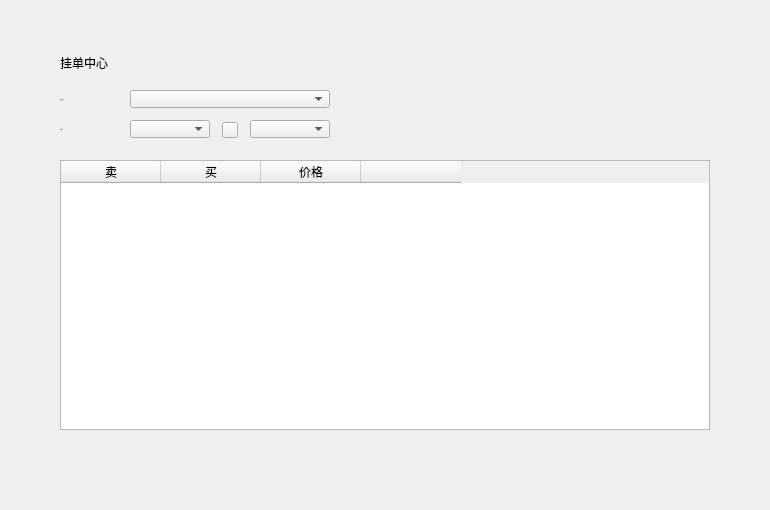
First picture: the form in LNKWallet/exchange/OnchainOrderPage.ui, repository HcashOrg/hx-indicator, before the edit.
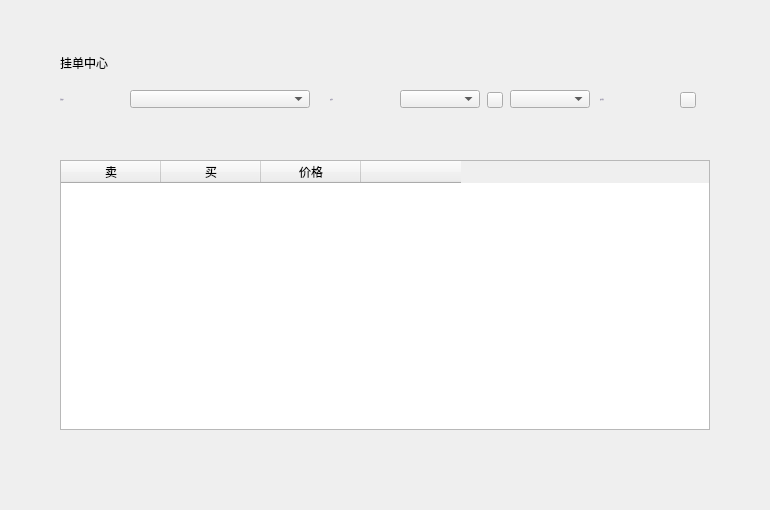
Second picture: the form after the edit.

Commit message: onchainorder add favorite orderpairs

Patch:
```diff
--- a/LNKWallet/exchange/OnchainOrderPage.ui
+++ b/LNKWallet/exchange/OnchainOrderPage.ui
@@ -86,8 +86,8 @@
   <widget class="QComboBox" name="assetComboBox2">
    <property name="geometry">
     <rect>
-     <x>250</x>
-     <y>120</y>
+     <x>510</x>
+     <y>90</y>
      <width>80</width>
      <height>18</height>
     </rect>
@@ -109,8 +109,8 @@
   <widget class="QLabel" name="label_4">
    <property name="geometry">
     <rect>
-     <x>60</x>
-     <y>120</y>
+     <x>330</x>
+     <y>90</y>
      <width>70</width>
      <height>18</height>
     </rect>
@@ -138,8 +138,8 @@
   <widget class="QComboBox" name="assetComboBox">
    <property name="geometry">
     <rect>
-     <x>130</x>
-     <y>120</y>
+     <x>400</x>
+     <y>90</y>
      <width>80</width>
      <height>18</height>
     </rect>
@@ -163,7 +163,7 @@
     <rect>
      <x>130</x>
      <y>90</y>
-     <width>200</width>
+     <width>180</width>
      <height>18</height>
     </rect>
    </property>
@@ -223,8 +223,8 @@
   <widget class="QToolButton" name="swapBtn">
    <property name="geometry">
     <rect>
-     <x>222</x>
-     <y>122</y>
+     <x>487</x>
+     <y>92</y>
      <width>16</width>
      <height>16</height>
     </rect>
@@ -242,6 +242,54 @@
     <string>swap</string>
    </property>
   </widget>
+  <widget class="QToolButton" name="favoriteBtn">
+   <property name="geometry">
+    <rect>
+     <x>680</x>
+     <y>92</y>
+     <width>16</width>
+     <height>16</height>
+    </rect>
+   </property>
+   <property name="cursor">
+    <cursorShape>PointingHandCursor</cursorShape>
+   </property>
+   <property name="text">
+    <string/>
+   </property>
+   <property name="BtnStyle" stdset="0">
+    <string>switch</string>
+   </property>
+  </widget>
+  <widget class="QLabel" name="label_2">
+   <property name="geometry">
+    <rect>
+     <x>600</x>
+     <y>90</y>
+     <width>70</width>
+     <height>18</height>
+    </rect>
+   </property>
+   <property name="font">
+    <font>
+     <family>Microsoft YaHei UI Light</family>
+     <pointsize>-1</pointsize>
+     <weight>50</weight>
+     <italic>false</italic>
+     <bold>false</bold>
+    </font>
+   </property>
+   <property name="styleSheet">
+    <string notr="true">QLabel{color: rgb(137,129,161);
+font: 11px &quot;Microsoft YaHei UI Light&quot;;}</string>
+   </property>
+   <property name="text">
+    <string>设为常用</string>
+   </property>
+   <property name="alignment">
+    <set>Qt::AlignLeading|Qt::AlignLeft|Qt::AlignVCenter</set>
+   </property>
+  </widget>
  </widget>
  <resources/>
  <connections/>
```
The commit also changes 14 other files.
